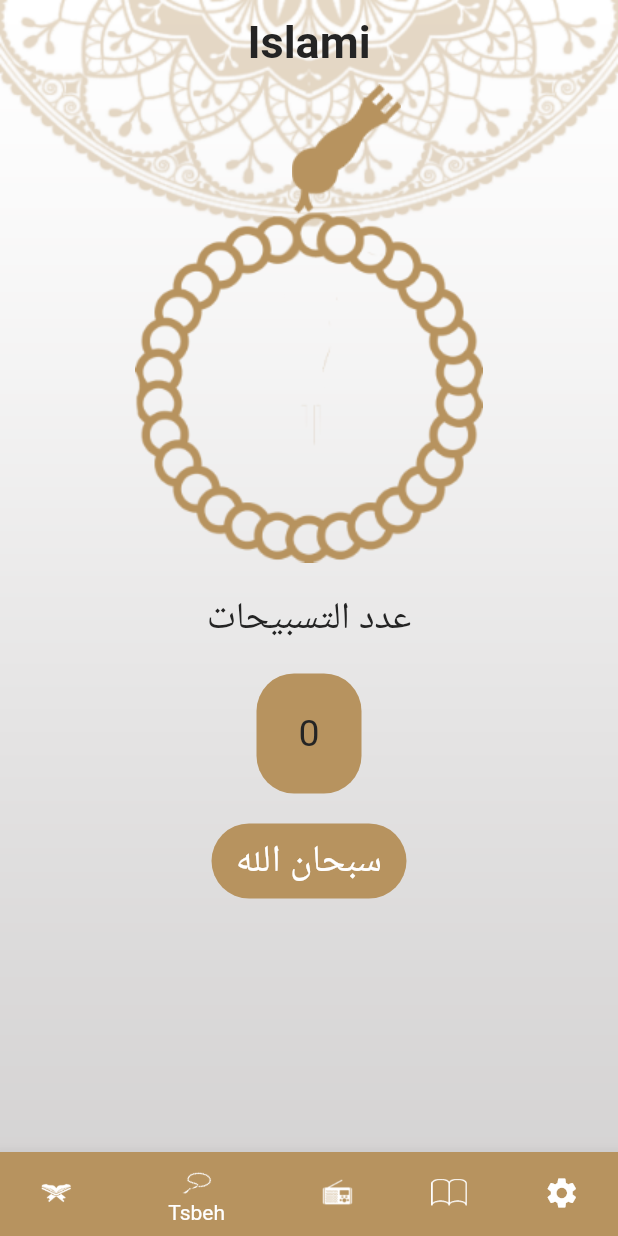
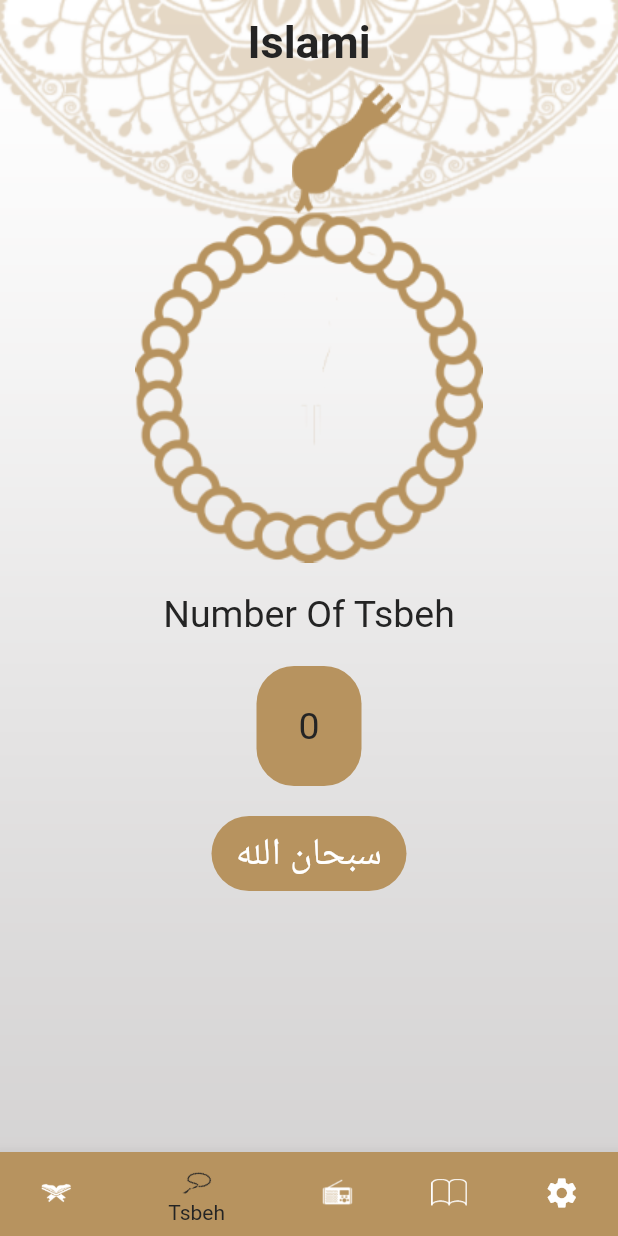
Before and after one commit to mohamedhamouda7897/islami_c6_online, a Flutter app: the screen it shows after launch, item 2 of the bottom bar chosen, on a phone screen of 412 x 824 dp. Run offline on Flutter 3.47's test engine with Material 2 defaults, Android fonts, the phone set to English and light mode, and no system bars; generated files the repository leaves out were written again.

Commit message:
add localization

```diff
--- a/lib/home_layout.dart
+++ b/lib/home_layout.dart
@@ -6,7 +6,7 @@ import 'package:islami_c6_online/tabs/radio.dart';
 
 import 'package:islami_c6_online/tabs/sebha/sebha_screen.dart';
 
-import 'package:islami_c6_online/tabs/sebha.dart';
+// import 'package:islami_c6_online/tabs/sebha.dart';
 import 'package:flutter_gen/gen_l10n/app_localizations.dart';
 import 'package:islami_c6_online/tabs/setting/settings.dart';
 import 'package:provider/provider.dart';
@@ -36,8 +36,7 @@ class _HomeLayoutState extends State<HomeLayout> {
         Scaffold(
           backgroundColor: Colors.transparent,
           appBar: AppBar(
-            title: Text(
-              '${AppLocalizations.of(context)!.islamiTitle}',
+            title:Text(AppLocalizations.of(context)!.islamiTitle,
               style: Theme.of(context).textTheme.headline1,
             ),
           ),
@@ -83,4 +82,7 @@ class _HomeLayoutState extends State<HomeLayout> {
     AhadethScreen(),
     SettingsScreen()
   ];
-}
+
+
+
+  }
--- a/lib/tabs/sebha/sebha_screen.dart
+++ b/lib/tabs/sebha/sebha_screen.dart
@@ -1,4 +1,6 @@
 import 'package:flutter/material.dart';
+import 'package:islami_c6_online/providers/my_provider.dart';
+import 'package:provider/provider.dart';
 
 class SebhaScreen extends StatefulWidget {
   @override
@@ -12,6 +14,8 @@ class _SebhaScreenState extends State<SebhaScreen> {
    String nameSebha = 'سبحان الله';
   @override
   Widget build(BuildContext context) {
+
+    var pro = Provider.of<MyProviderApp>(context);
     return Column(
       crossAxisAlignment: CrossAxisAlignment.center,
       children: [
@@ -40,8 +44,7 @@ class _SebhaScreenState extends State<SebhaScreen> {
         SizedBox(
           height: 20,
         ),
-        Text(
-          'عدد التسبيحات',
+        Text( pro.AppLanguage=='en'?"Number Of Tsbeh":"عدد التسبيحات" ,
           style: Theme.of(context).textTheme.headline2,
         ),
         SizedBox(
--- a/lib/tabs/setting/settings.dart
+++ b/lib/tabs/setting/settings.dart
@@ -20,7 +20,7 @@ class _SettingsScreenState extends State<SettingsScreen> {
       child: Column(
         crossAxisAlignment: CrossAxisAlignment.stretch,
         children: [
-          Text('Language',style: Theme.of(context).textTheme.headline1,),
+          Text(proiver.AppLanguage=='en'?"Language":"اللغة",style: Theme.of(context).textTheme.headline1,),
           SizedBox(
             height: 15,
           ),
@@ -40,7 +40,7 @@ class _SettingsScreenState extends State<SettingsScreen> {
           SizedBox(
             height: 15,
           ),
-          Text('Theme',style: Theme.of(context).textTheme.headline1,),
+          Text(proiver.AppLanguage=='en'?"Theme":"الثيم",style: Theme.of(context).textTheme.headline1,),
           SizedBox(
             height: 15,
           ),
```
Also changed, not shown: lib/my_theme.dart (+4 -3 lines), 1 other file.
